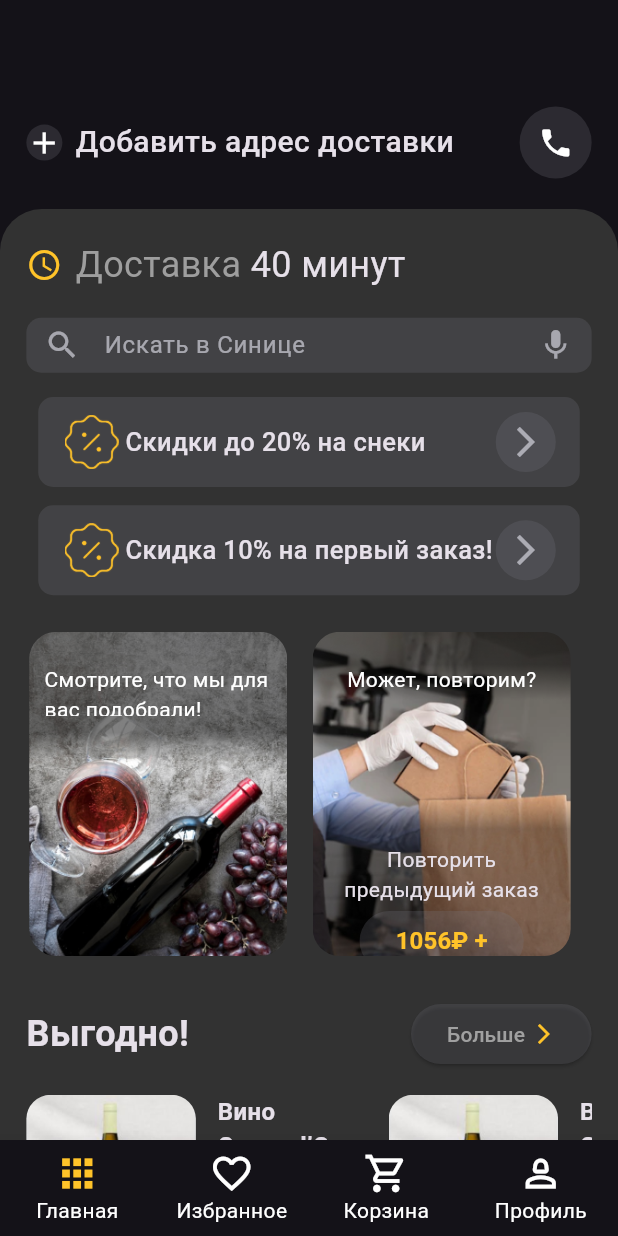
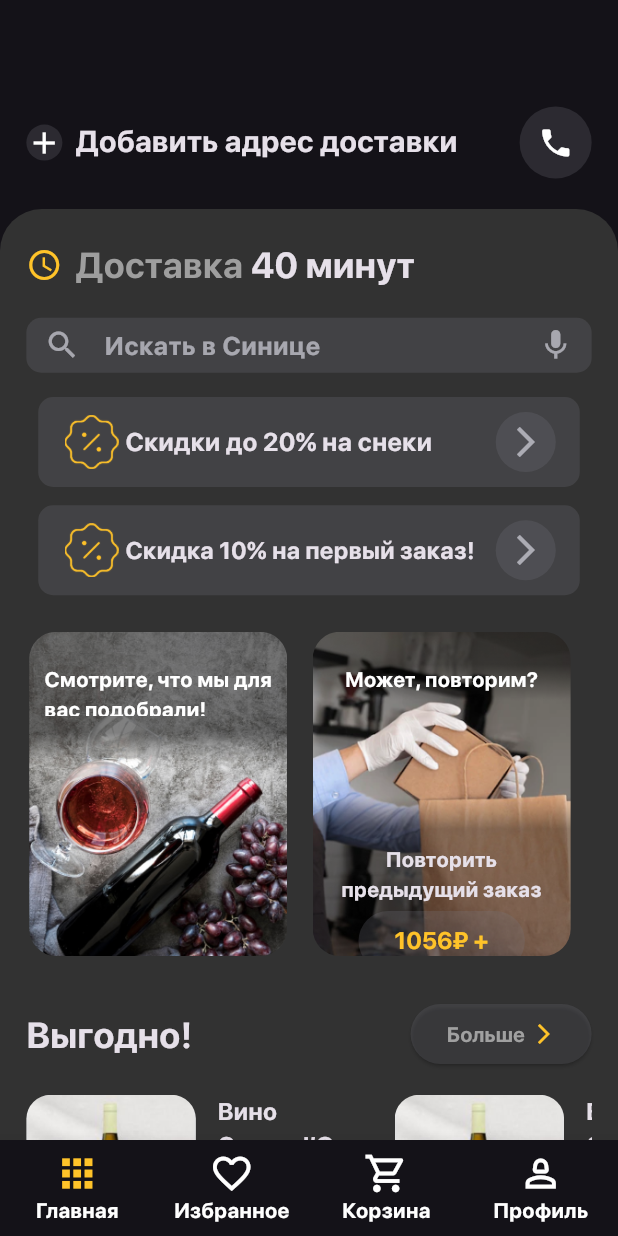
Before and after one commit to Endliar/sinica_homepage_layout, a Flutter app: the screen it shows after launch, on a phone screen of 412 x 824 dp. Run offline on Flutter 3.47's test engine with Material 2 defaults, Android fonts, the phone set to English and light mode, and no system bars; drawn by our look-alikes of auto_size_text; project files that could hold a hidden picture were left out.

Commit message:
Вечерние изменения 2.0 final-release.

```diff
--- a/lib/home/components/buildCard.dart
+++ b/lib/home/components/buildCard.dart
@@ -39,7 +39,7 @@ class BuildCard extends StatelessWidget {
                   style: const TextStyle(
                       color: Colors.white,
                       fontSize: 14,
-                      fontWeight: FontWeight.w400),
+                      fontWeight: FontWeight.w500),
                 ),
               ),
             ),
--- a/lib/home/components/categoryCard.dart
+++ b/lib/home/components/categoryCard.dart
@@ -25,7 +25,7 @@ class CategoryCard extends StatelessWidget {
           padding: const EdgeInsets.only(top: 16, left: 16, right: 12),
           child: Text(
             title,
-            style: const TextStyle(fontSize: 18, fontWeight: FontWeight.w700, color: Colors.black),
+            style: const TextStyle(fontSize: 18, fontWeight: FontWeight.w700, color: Colors.black, fontFamily: "Gilroy"),
           ),
         )
       ],
--- /dev/null
+++ b/lib/home/components/category_card.dart
@@ -0,0 +1,36 @@
+import 'package:flutter/material.dart';
+
+import '../../helpers/size_config.dart';
+import '../../models/ProductCategory.dart';
+import 'categoryCard.dart';
+
+SizedBox categoryCard() {
+  return SizedBox(
+      width: double.infinity,
+      child: ListView.separated(
+        itemCount: (category.length / 2).ceil(),
+        shrinkWrap: true,
+        physics: const NeverScrollableScrollPhysics(),
+        separatorBuilder: (context, index) => SizedBox(
+          height: getProportionateScreenHeight(14),
+        ),
+        itemBuilder: (context, index) {
+          final startIndex = index * 2;
+          final endIndex = startIndex + 2;
+          return Row(
+            children: category.sublist(startIndex, endIndex).map((cat) {
+              return Expanded(
+                child: Padding(
+                  padding: const EdgeInsets.symmetric(horizontal: 6),
+                  child: CategoryCard(
+                    id: cat.id,
+                    title: cat.title,
+                    images: cat.images,
+                  ),
+                ),
+              );
+            }).toList(),
+          );
+        },
+      ));
+}
--- a/lib/home/components/delivery_time.dart
+++ b/lib/home/components/delivery_time.dart
@@ -16,7 +16,7 @@ Row deliveryTime() {
       ),
       const Text(
         "Доставка ",
-        style: TextStyle(color: Colors.grey, fontSize: 24),
+        style: TextStyle(color: Colors.grey, fontSize: 24, fontWeight: FontWeight.w600),
       ),
       const Text(
         "40 минут",
--- a/lib/home/components/profitableCard.dart
+++ b/lib/home/components/profitableCard.dart
@@ -90,12 +90,15 @@ class ProfitableCard extends StatelessWidget {
                       style: const TextStyle(
                           decoration: TextDecoration.lineThrough,
                           fontSize: 14,
+                          fontWeight: FontWeight.w500,
                           color: kSecondaryInactiveTextColor),
                     ),
                     TextSpan(
                         text: ' $price +',
-                        style:
-                            const TextStyle(fontSize: 16, color: kPrimaryColor))
+                        style: const TextStyle(
+                            fontSize: 16,
+                            fontWeight: FontWeight.w600,
+                            color: kPrimaryColor))
                   ]))),
             )
           ],
--- a/lib/home/components/search_text_field.dart
+++ b/lib/home/components/search_text_field.dart
@@ -14,7 +14,7 @@ TextField searchTextField() {
           color: kTextColor,
         ),
         labelText: "Искать в Синице",
-        labelStyle: const TextStyle(color: kTextColor),
+        labelStyle: const TextStyle(color: kTextColor, fontWeight: FontWeight.w400, fontSize: 17),
         filled: true,
         fillColor: kIconColor,
         border: OutlineInputBorder(
--- a/lib/home/homepage.dart
+++ b/lib/home/homepage.dart
@@ -8,6 +8,7 @@ import 'package:sinica/models/Card.dart';
 import 'package:sinica/models/ProductCategory.dart';
 import 'package:sinica/models/Profitable.dart';
 
+import 'components/category_card.dart';
 import 'components/delivery_time.dart';
 import 'components/discount_banner.dart';
 import 'components/open_title.dart';
@@ -91,35 +92,7 @@ class _HomepageState extends State<Homepage> {
                               SizedBox(
                                 height: getProportionateScreenHeight(28),
                               ),
-                              SizedBox(
-                                  width: double.infinity,
-                                  child: ListView.separated(
-                                    itemCount: (category.length / 2).ceil(),
-                                    shrinkWrap: true,
-                                    physics:
-                                        const NeverScrollableScrollPhysics(),
-                                    separatorBuilder: (context, index) =>
-                                        SizedBox(
-                                      height: getProportionateScreenHeight(14),
-                                    ),
-                                    itemBuilder: (context, index) {
-                                      final startIndex = index * 2;
-                                      final endIndex = startIndex + 2;
-                                      return Row(
-                                        children: category
-                                            .sublist(startIndex, endIndex)
-                                            .map((cat) {
-                                          return Expanded(
-                                            child: CategoryCard(
-                                              id: cat.id,
-                                              title: cat.title,
-                                              images: cat.images,
-                                            ),
-                                          );
-                                        }).toList(),
-                                      );
-                                    },
-                                  )),
+                              categoryCard(),
                               SizedBox(
                                 height: getProportionateScreenHeight(11),
                               )
--- a/lib/main.dart
+++ b/lib/main.dart
@@ -16,6 +16,7 @@ class MyApp extends StatelessWidget {
       debugShowCheckedModeBanner: false,
       title: 'Flutter Demo',
       theme: ThemeData(
+        fontFamily: "SF Pro Display",
         brightness: Brightness.dark,
         useMaterial3: true,
       ),
```
Also changed, not shown: pubspec.yaml (+10 -12 lines), assets/fonts/Gilroy/Gilroy-Black.ttf (added), assets/fonts/Gilroy/Gilroy-Bold.ttf (added), assets/fonts/Gilroy/Gilroy-Light.ttf (added), assets/fonts/SF/SF-Pro-Display-Black.otf (added), assets/fonts/SF/SF-Pro-Display-Bold.otf (added), assets/fonts/SF/SF-Pro-Display-Light.otf (added).
